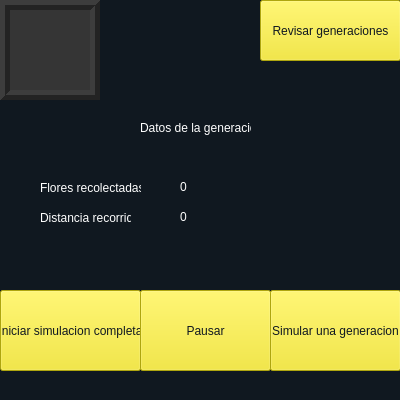
dFungm/Proyecto-3, file Main.ui: the form before one commit.
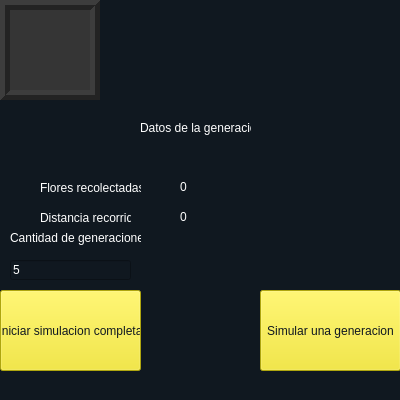
The form after the commit.

Commit message: Gui pegada a las busquedas(funcional) y mapa(semi funcional)

Patch:
```diff
--- a/Main.ui
+++ b/Main.ui
@@ -56,47 +56,13 @@
      <string>Iniciar simulacion completa</string>
     </property>
    </widget>
-   <widget class="QPushButton" name="pushButton_2">
-    <property name="geometry">
-     <rect>
-      <x>140</x>
-      <y>290</y>
-      <width>131</width>
-      <height>81</height>
-     </rect>
-    </property>
-    <property name="styleSheet">
-     <string notr="true">background-color:rgb(243, 231, 21);
-color:rgb(16, 24, 32)</string>
-    </property>
-    <property name="text">
-     <string>Pausar</string>
-    </property>
-   </widget>
    <widget class="QPushButton" name="pushButton_3">
     <property name="geometry">
      <rect>
-      <x>270</x>
-      <y>290</y>
-      <width>131</width>
-      <height>81</height>
-     </rect>
-    </property>
-    <property name="styleSheet">
-     <string notr="true">background-color:rgb(243, 231, 21);
-color:rgb(16, 24, 32)</string>
-    </property>
-    <property name="text">
-     <string>Simular una generacion</string>
-    </property>
-   </widget>
-   <widget class="QPushButton" name="pushButton_4">
-    <property name="geometry">
-     <rect>
       <x>260</x>
-      <y>0</y>
+      <y>290</y>
       <width>141</width>
-      <height>61</height>
+      <height>81</height>
      </rect>
     </property>
     <property name="styleSheet">
@@ -104,7 +70,7 @@
 color:rgb(16, 24, 32)</string>
     </property>
     <property name="text">
-     <string>Revisar generaciones</string>
+     <string>Simular una generacion</string>
     </property>
    </widget>
    <widget class="QLabel" name="label">
@@ -187,6 +153,38 @@
      <string>0</string>
     </property>
    </widget>
+   <widget class="QLineEdit" name="lineEdit">
+    <property name="geometry">
+     <rect>
+      <x>10</x>
+      <y>260</y>
+      <width>121</width>
+      <height>20</height>
+     </rect>
+    </property>
+    <property name="styleSheet">
+     <string notr="true">color:rgb(255, 255, 255)</string>
+    </property>
+    <property name="text">
+     <string>5</string>
+    </property>
+   </widget>
+   <widget class="QLabel" name="label_6">
+    <property name="geometry">
+     <rect>
+      <x>10</x>
+      <y>230</y>
+      <width>131</width>
+      <height>16</height>
+     </rect>
+    </property>
+    <property name="styleSheet">
+     <string notr="true">color:rgb(255, 255, 255)</string>
+    </property>
+    <property name="text">
+     <string>Cantidad de generaciones:</string>
+    </property>
+   </widget>
   </widget>
   <widget class="QStatusBar" name="statusbar"/>
  </widget>
```
The commit also changes 2 other files.
